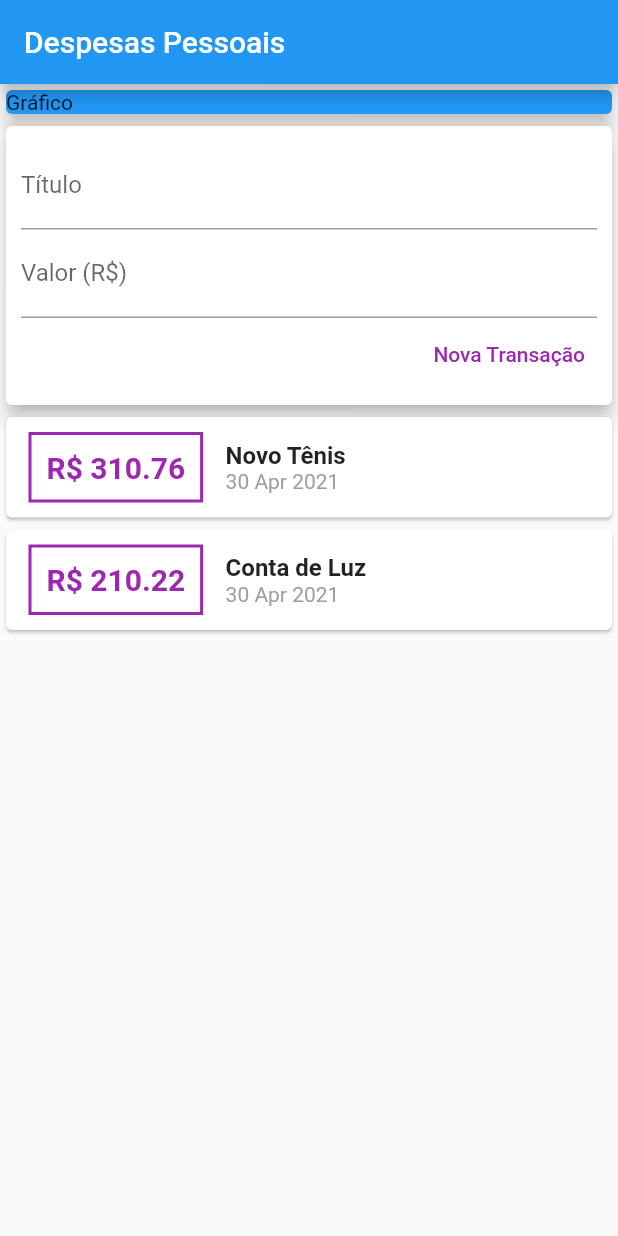
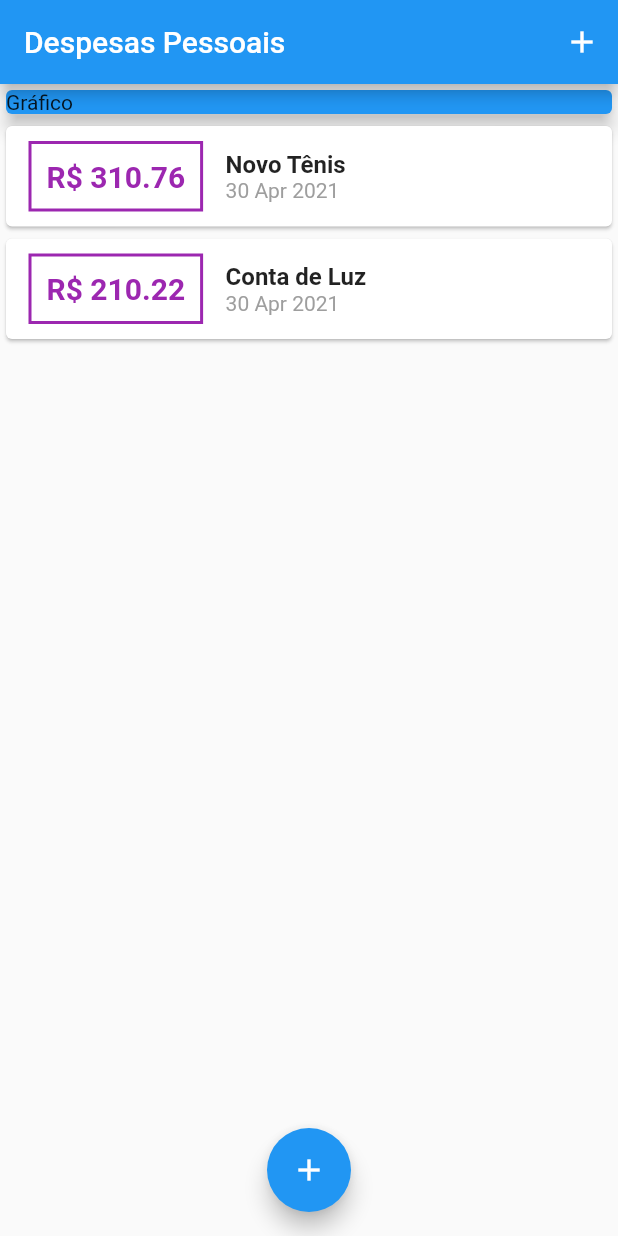
Before and after one commit to elias-ssouza/despesaspessoais, a Flutter app: the screen it shows after launch, on a phone screen of 412 x 824 dp. Run offline on Flutter 3.47's test engine with Material 2 defaults, Android fonts, the phone set to English and light mode, and no system bars.

```diff
--- a/lib/main.dart
+++ b/lib/main.dart
@@ -1,5 +1,9 @@
+import 'package:expenses/components/transaction_form.dart';
 import 'package:flutter/material.dart';
-import 'components/transaction_user.dart';
+import 'dart:math';
+import 'package:expenses/models/transaction.dart';
+import 'components/transaction_form.dart';
+import 'components/transaction_list.dart';
 
 main() => runApp(ExpensesApp());
 
@@ -12,27 +16,82 @@ class ExpensesApp extends StatelessWidget {
   }
 }
 
-class MyHomePage extends StatelessWidget {
+class MyHomePage extends StatefulWidget {
+  @override
+  _MyHomePageState createState() => _MyHomePageState();
+}
+
+class _MyHomePageState extends State<MyHomePage> {
+  final _transactions = [
+    Transaction(
+      id: 't1',
+      title: 'Novo Tênis',
+      value: 310.76,
+      date: DateTime.now(),
+    ),
+    Transaction(
+      id: 't2',
+      title: 'Conta de Luz',
+      value: 210.22,
+      date: DateTime.now(),
+    )
+  ];
+
+  _addTransaction(String title, double value) {
+    final newTransaction = Transaction(
+      id: Random().nextDouble().toString(),
+      title: title,
+      value: value,
+      date: DateTime.now(),
+    );
+
+    setState(() {
+      _transactions.add(newTransaction);
+    });
+
+    Navigator.of(context).pop();
+  }
+
+  _openTransactionFormModal(BuildContext context) {
+    showModalBottomSheet(
+        context: context,
+        builder: (_) {
+          return TransactionForm(_addTransaction);
+        });
+  }
+
   @override
   Widget build(BuildContext context) {
     return Scaffold(
-        appBar: AppBar(
-          title: Text('Despesas Pessoais'),
-        ),
-        body: SingleChildScrollView(
-            child: Column(
+      appBar: AppBar(
+        title: Text('Despesas Pessoais'),
+        actions: <Widget>[
+          IconButton(
+            icon: Icon(Icons.add),
+            onPressed: () => _openTransactionFormModal(context),
+          )
+        ],
+      ),
+      body: SingleChildScrollView(
+        child: Column(
           crossAxisAlignment: CrossAxisAlignment.stretch,
           children: <Widget>[
             Container(
-              width: double.infinity,
               child: Card(
                 color: Colors.blue,
                 child: Text('Gráfico'),
                 elevation: 5,
               ),
             ),
-            TransactionUser(),
+            TransactionList(_transactions),
           ],
-        )));
+        ),
+      ),
+      floatingActionButton: FloatingActionButton(
+        child: Icon(Icons.add),
+        onPressed: () => _openTransactionFormModal(context),
+      ),
+      floatingActionButtonLocation: FloatingActionButtonLocation.centerFloat,
+    );
   }
 }
```
